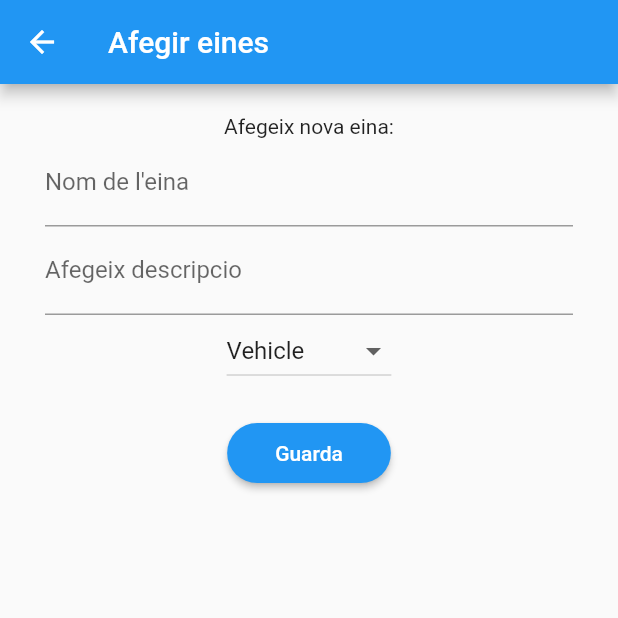
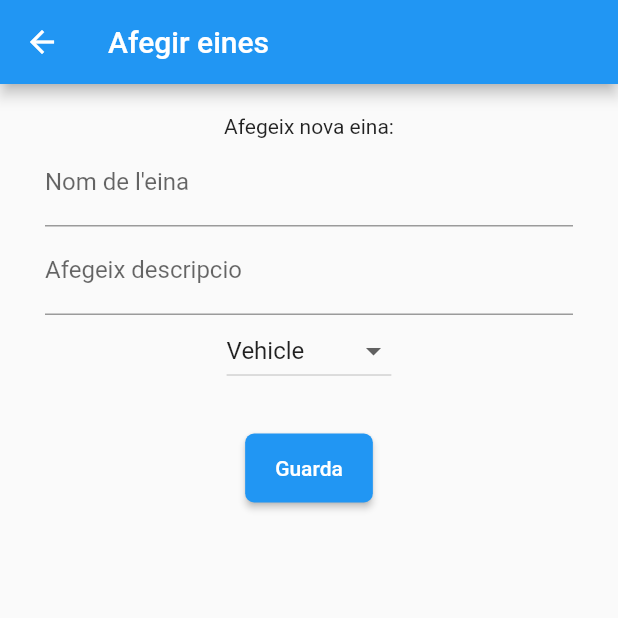
Before and after one commit to emprius/emprius-app-frontend, a Flutter app: the AddToolScreen screen opened by its route, on a phone screen of 412 x 824 dp, the top half of it. Run offline on Flutter 3.47's test engine with Material 2 defaults, Android fonts, the phone set to English and light mode, and no system bars; our stand-ins replace flutter_map, flutter_riverpod, flutter_spinkit, image_picker, latlong2, shared_preferences; accounts and stored records are empty; network calls fail.

Commit message:
WIP UI user profile screen

```diff
--- a/lib/views/widgets/common/custom_text_button.dart
+++ b/lib/views/widgets/common/custom_text_button.dart
@@ -3,21 +3,35 @@ import 'package:flutter/material.dart';
 class CustomTextButton extends StatelessWidget {
   final String text;
   final VoidCallback onClicked;
+  final Color? color;
+  final EdgeInsetsGeometry padding;
+  final double borderRadius;
 
   const CustomTextButton({
     Key? key,
     required this.text,
     required this.onClicked,
+    this.color,
+    this.borderRadius = 6,
+    this.padding  = const EdgeInsets.symmetric(horizontal: 20, vertical: 15),
   }) : super(key: key);
 
   @override
-  Widget build(BuildContext context) => ElevatedButton(
-    style: ElevatedButton.styleFrom(
-      shape: StadiumBorder(),
-      onPrimary: Colors.white,
-      padding: EdgeInsets.symmetric(horizontal: 32, vertical: 12),
-    ),
-    child: Text(text),
-    onPressed: onClicked,
-  );
+  Widget build(BuildContext context) {
+    ThemeData currentTheme = Theme.of(context);
+    return Padding(
+      padding: EdgeInsets.all(10.0),
+      child: ElevatedButton(
+        style: ElevatedButton.styleFrom(
+          padding: padding,
+          primary: color ?? currentTheme.primaryColor,
+          shape: RoundedRectangleBorder(
+            borderRadius: BorderRadius.circular(borderRadius),
+          ),
+        ),
+        onPressed: onClicked,
+        child: Text(text),
+      ),
+    );
+  }
 }
--- a/lib/views/widgets/profile_image_widget.dart
+++ b/lib/views/widgets/profile_image_widget.dart
@@ -16,8 +16,8 @@ class ProfileImage extends StatelessWidget {
   Widget build(BuildContext context) {
     final color = Theme.of(context).colorScheme.primary;
 
-    return Center(
-      child: Stack(
+    return Stack(
+      fit: StackFit.expand,
       children: [
         buildImage(),
         if(showBadge != null) Positioned(
@@ -26,7 +26,6 @@ class ProfileImage extends StatelessWidget {
           child: buildEditIcon(color),
         ),
       ],
-      ),
     );
   }
 
```
Also changed, not shown: lib/views/screens/user_profile_screen.dart (+73 -18 lines), lib/views/widgets/common/rating_stars.dart (added, +61 -0 lines). Lines whose indentation alone changed are shown as unchanged.
